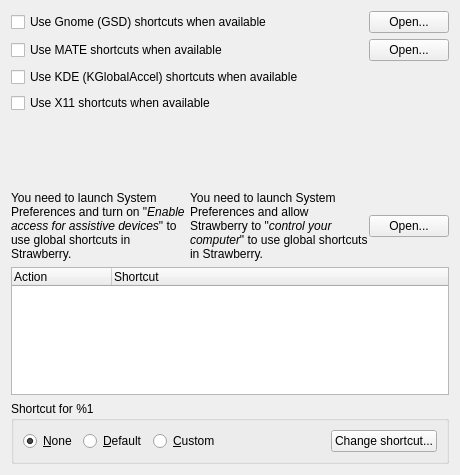
This is src/settings/globalshortcutssettingspage.ui in strawberrymusicplayer/strawberry as Qt 5 draws it before an edit. The edited form follows.
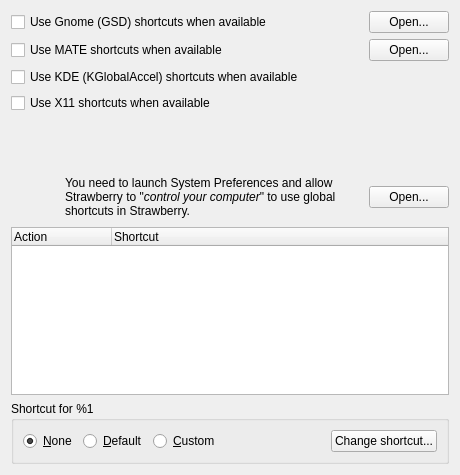
This is the edited form. Icons and pictures are not drawn.

Commit message: Various cleanup to global shortcuts code

What changed in the file:
```diff
--- a/src/settings/globalshortcutssettingspage.ui
+++ b/src/settings/globalshortcutssettingspage.ui
@@ -156,6 +156,18 @@
    <item>
     <widget class="QWidget" name="widget_warning" native="true">
      <layout class="QHBoxLayout" name="layout_warning">
+      <property name="leftMargin">
+       <number>0</number>
+      </property>
+      <property name="topMargin">
+       <number>0</number>
+      </property>
+      <property name="rightMargin">
+       <number>0</number>
+      </property>
+      <property name="bottomMargin">
+       <number>0</number>
+      </property>
       <item>
        <widget class="QLabel" name="label_warn_icon">
         <property name="sizePolicy">
@@ -212,9 +224,6 @@
    <item>
     <widget class="QWidget" name="widget_macos" native="true">
      <layout class="QHBoxLayout" name="layout_macos">
-      <property name="spacing">
-       <number>0</number>
-      </property>
       <property name="leftMargin">
        <number>0</number>
       </property>
@@ -235,11 +244,29 @@
           <verstretch>0</verstretch>
          </sizepolicy>
         </property>
+        <property name="minimumSize">
+         <size>
+          <width>48</width>
+          <height>48</height>
+         </size>
+        </property>
+        <property name="maximumSize">
+         <size>
+          <width>48</width>
+          <height>48</height>
+         </size>
+        </property>
+        <property name="baseSize">
+         <size>
+          <width>64</width>
+          <height>64</height>
+         </size>
+        </property>
         <property name="text">
-         <string>You need to launch System Preferences and turn on &quot;&lt;span style=&quot; font-style:italic;&quot;&gt;Enable access for assistive devices&lt;/span&gt;&quot; to use global shortcuts in Strawberry.</string>
+         <string/>
         </property>
-        <property name="wordWrap">
-         <bool>true</bool>
+        <property name="pixmap">
+         <pixmap resource="../../data/icons.qrc">:/icons/48x48/dialog-warning.png</pixmap>
         </property>
        </widget>
       </item>
```
Left out of the diff: 10 changed lines with no effect on the pictures. The commit also changes 18 other files.
